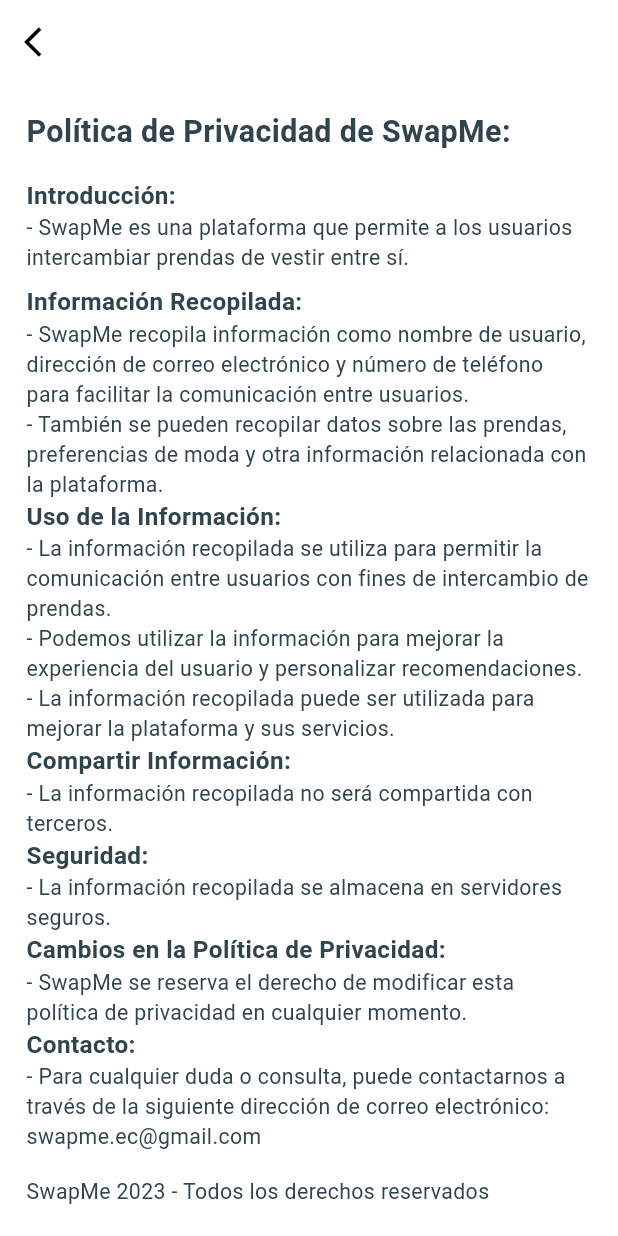
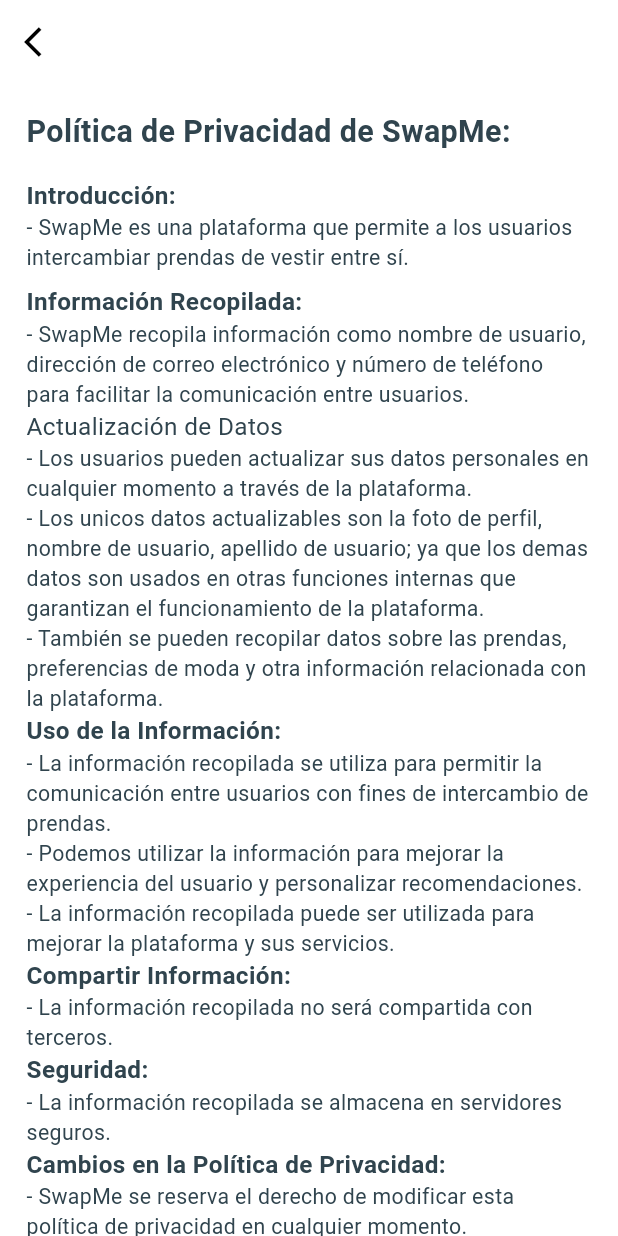
Before and after one commit to Isnotcristhianr/SwapMe---Code-0, a Flutter app: the TermsView screen opened directly, on a phone screen of 412 x 824 dp. Run offline on Flutter 3.47's test engine with Material 2 defaults, Android fonts, the phone set to English and light mode, and no system bars; our stand-ins replace carousel_slider, cloud_firestore, firebase_auth, firebase_core, firebase_storage, flutter_animate and 7 more; missing offline and left inert: flutter_facebook_auth; accounts and stored records are empty; generated files the repository leaves out were written again; Roboto replaces fonts that are missing (Poppins); project files that could hold a hidden picture were left out.

Commit message:
Add user data update feature to TermsView

```diff
--- a/lib/pages/terms/views/TermsView.dart
+++ b/lib/pages/terms/views/TermsView.dart
@@ -67,6 +67,25 @@
               ),
               Text(
                 '- SwapMe recopila información como nombre de usuario, dirección de correo electrónico y número de teléfono para facilitar la comunicación entre usuarios.',
+                style: TextStyle(
+                  fontSize: 14.sp,
+                ),
+              ),
+              //actualizacion de datos
+              Text(
+                'Actualización de Datos',
+                style: TextStyle(
+                  fontSize: 16.sp,
+                ),
+              ),
+              Text(
+                '- Los usuarios pueden actualizar sus datos personales en cualquier momento a través de la plataforma.',
+                style: TextStyle(
+                  fontSize: 14.sp,
+                ),
+              ),
+               Text(
+                '- Los unicos datos actualizables son la foto de perfil, nombre de usuario, apellido de usuario; ya que los demas datos son usados en otras funciones internas que garantizan el funcionamiento de la plataforma.',
                 style: TextStyle(
                   fontSize: 14.sp,
                 ),
```
Also changed, not shown: lib/app/modules/settings/views/profile_view.dart (+56 -30 lines).
